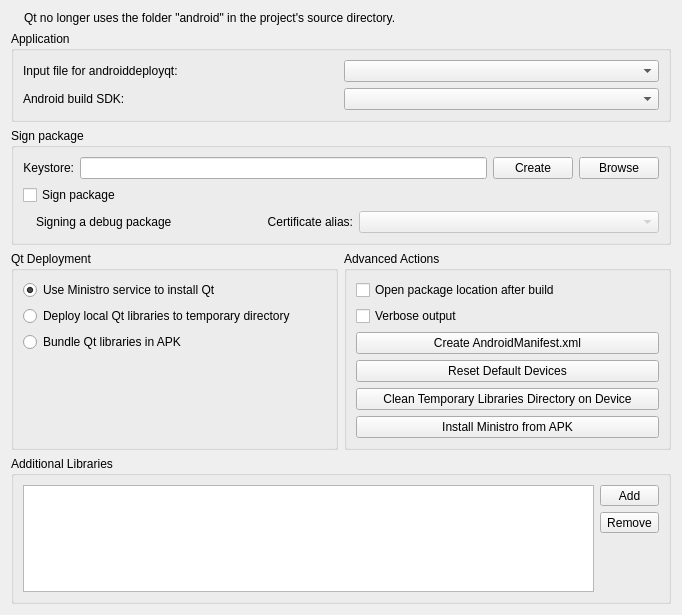
Before: the Qt Designer form src/plugins/android/androiddeployqtwidget.ui in qt-creator/qt-creator, drawn with Qt 5.
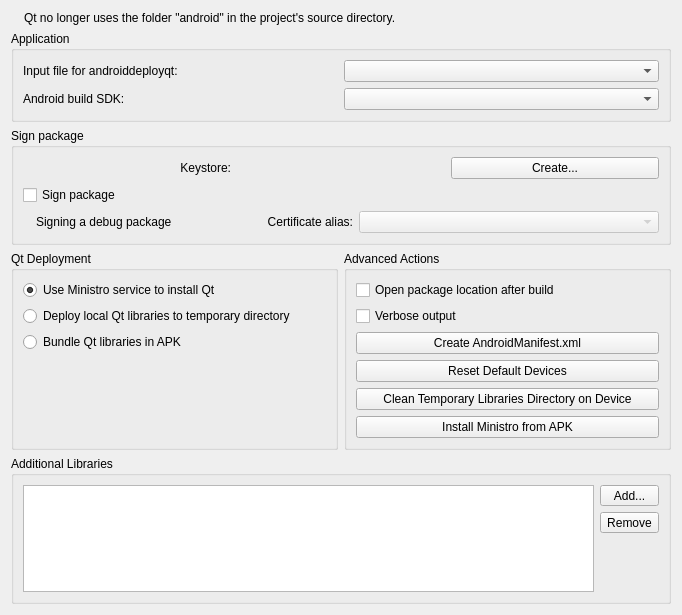
After: the same form once the commit is applied. Icons and pictures are not drawn. Custom widgets are drawn as their Qt base class.

Commit message:
Fix issues in AndroidDeployQtWidget
- Use PathChooser
- Fix setting of CheckBox
- Fix button labels

Diff of the .ui file:
```diff
--- a/src/plugins/android/androiddeployqtwidget.ui
+++ b/src/plugins/android/androiddeployqtwidget.ui
@@ -33,23 +33,12 @@
          </widget>
         </item>
         <item>
-         <widget class="QLineEdit" name="KeystoreLocationLineEdit">
-          <property name="readOnly">
-           <bool>true</bool>
-          </property>
-         </widget>
+         <widget class="Utils::PathChooser" name="KeystoreLocationPathChooser" native="true"/>
         </item>
         <item>
          <widget class="QPushButton" name="KeystoreCreatePushButton">
           <property name="text">
-           <string>Create</string>
-          </property>
-         </widget>
-        </item>
-        <item>
-         <widget class="QPushButton" name="KeystoreLocationPushButton">
-          <property name="text">
-           <string>Browse</string>
+           <string>Create...</string>
           </property>
          </widget>
         </item>
@@ -338,7 +327,7 @@
              <string>Select library to include in package.</string>
             </property>
             <property name="text">
-             <string>Add</string>
+             <string>Add...</string>
             </property>
             <property name="toolButtonStyle">
              <enum>Qt::ToolButtonTextOnly</enum>
@@ -377,6 +366,14 @@
    </item>
   </layout>
  </widget>
+ <customwidgets>
+  <customwidget>
+   <class>Utils::PathChooser</class>
+   <extends>QWidget</extends>
+   <header location="global">utils/pathchooser.h</header>
+   <container>1</container>
+  </customwidget>
+ </customwidgets>
  <resources>
   <include location="../projectexplorer/projectexplorer.qrc"/>
  </resources>
```
The commit also changes 2 other files.
